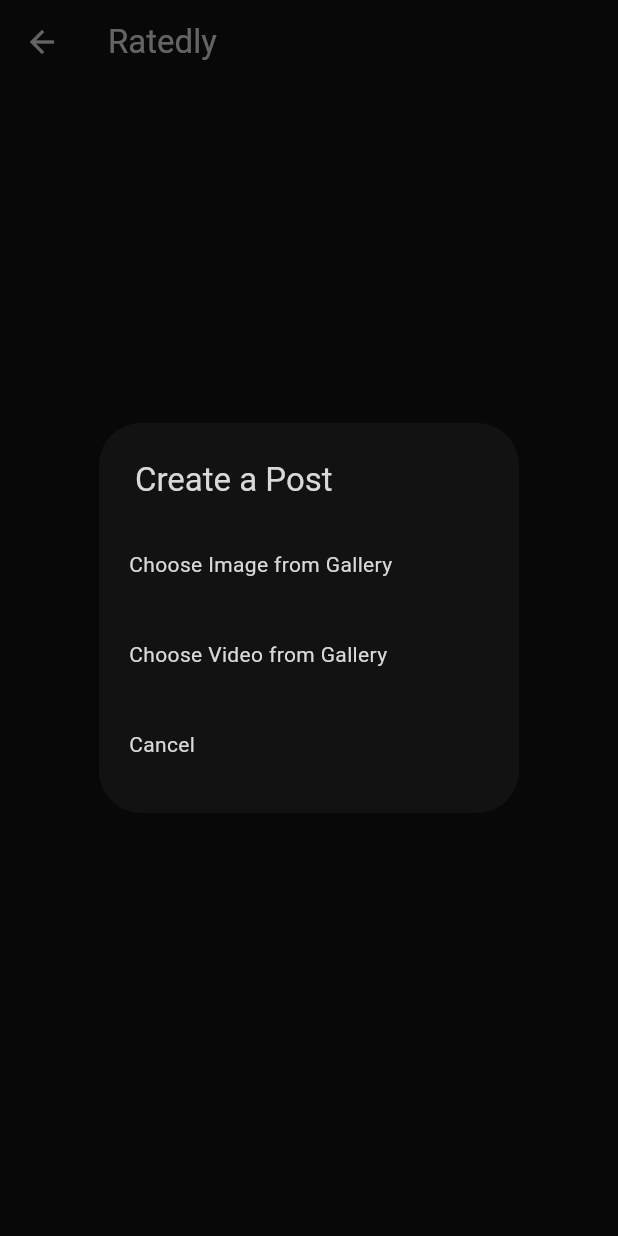
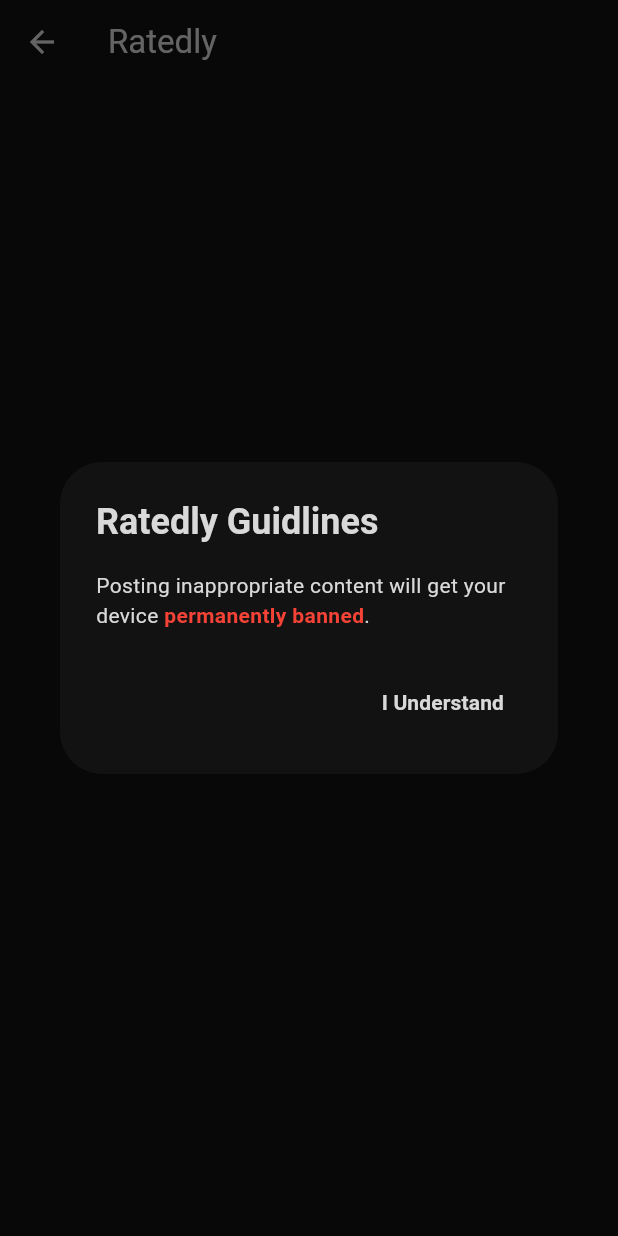
Before and after one commit to ahmadarafeehh/nneww, a Flutter app: the AddPostScreen screen opened directly, after a tap on the "upload" icon, on a phone screen of 412 x 824 dp. Run offline on Flutter 3.47's test engine with Material 3 defaults, Android fonts, the phone set to English and light mode, and no system bars; our stand-ins replace cloud_firestore, firebase_analytics, firebase_auth, firebase_core, firebase_messaging, firebase_storage and 10 more; missing offline and left inert: video_trimmer; accounts and stored records are empty.

Commit message:
Update add_post_screen.dart

```diff
--- a/lib/screens/Profile_page/add_post_screen.dart
+++ b/lib/screens/Profile_page/add_post_screen.dart
@@ -12,6 +12,7 @@ import 'package:provider/provider.dart';
 import 'package:Ratedly/models/user.dart';
 import 'package:flutter_image_compress/flutter_image_compress.dart';
 import 'package:video_trimmer/video_trimmer.dart';
+import 'package:shared_preferences/shared_preferences.dart';
 
 class AddPostScreen extends StatefulWidget {
   final VoidCallback? onPostUploaded;
@@ -30,6 +31,7 @@ class _AddPostScreenState extends State<AddPostScreen> {
   final FocusNode _captionFocusNode = FocusNode();
   final double _maxFileSize = 2.5 * 1024 * 1024;
   final double _maxVideoSize = 50 * 1024 * 1024;
+  bool _hasAgreedToWarning = false;
 
   // Video trimming variables
   final Trimmer _trimmer = Trimmer();
@@ -43,8 +45,85 @@ class _AddPostScreenState extends State<AddPostScreen> {
   void initState() {
     super.initState();
     _descriptionController.addListener(() {
-      setState(() {}); // Trigger rebuild to update character counter
+      setState(() {});
     });
+    _checkIfUserAgreed();
+  }
+
+  Future<void> _checkIfUserAgreed() async {
+    final prefs = await SharedPreferences.getInstance();
+    setState(() {
+      _hasAgreedToWarning = prefs.getBool('hasAgreedToPostingWarning') ?? false;
+    });
+  }
+
+  Future<void> _saveUserAgreement() async {
+    final prefs = await SharedPreferences.getInstance();
+    await prefs.setBool('hasAgreedToPostingWarning', true);
+    setState(() {
+      _hasAgreedToWarning = true;
+    });
+  }
+
+  Future<void> _showWarningDialog() async {
+    if (_hasAgreedToWarning) {
+      _selectMedia(context);
+      return;
+    }
+
+    return showDialog<void>(
+      context: context,
+      barrierDismissible: false,
+      builder: (BuildContext context) {
+        return AlertDialog(
+          backgroundColor: mobileBackgroundColor,
+          title: Text(
+            'Ratedly Guidlines',
+            style: TextStyle(
+              color: primaryColor,
+              fontWeight: FontWeight.bold,
+            ),
+          ),
+          content: Text.rich(
+            TextSpan(
+              children: [
+                TextSpan(
+                  text: 'Posting inappropriate content will get your device ',
+                  style: TextStyle(color: primaryColor),
+                ),
+                TextSpan(
+                  text: 'permanently banned',
+                  style: TextStyle(
+                    color: Colors.red,
+                    fontWeight: FontWeight.bold,
+                  ),
+                ),
+                TextSpan(
+                  text: '.',
+                  style: TextStyle(color: primaryColor),
+                ),
+              ],
+            ),
+          ),
+          actions: <Widget>[
+            TextButton(
+              child: Text(
+                'I Understand',
+                style: TextStyle(
+                  color: primaryColor,
+                  fontWeight: FontWeight.bold,
+                ),
+              ),
+              onPressed: () async {
+                await _saveUserAgreement();
+                Navigator.of(context).pop();
+                _selectMedia(context);
+              },
+            ),
+          ],
+        );
+      },
+    );
   }
 
   @override
@@ -169,7 +248,6 @@ class _AddPostScreenState extends State<AddPostScreen> {
       if (pickedFile != null) {
         final File videoFile = File(pickedFile.path);
 
-        // Check video size
         if (await videoFile.length() > _maxVideoSize) {
           if (context.mounted) {
             showSnackBar(context,
@@ -179,10 +257,7 @@ class _AddPostScreenState extends State<AddPostScreen> {
           return;
         }
 
-        // Store the original video file and go directly to trimming
         _videoFile = videoFile;
-
-        // Load video into trimmer
         _loadVideo();
 
         setState(() {
@@ -262,7 +337,6 @@ class _AddPostScreenState extends State<AddPostScreen> {
   }
 
   void postMedia(AppUser user) async {
-    // Check caption character limit
     if (_descriptionController.text.length > 250) {
       if (context.mounted) {
         showSnackBar(context,
@@ -271,7 +345,6 @@ class _AddPostScreenState extends State<AddPostScreen> {
       return;
     }
 
-    // Prevent multiple presses
     if (isLoading) return;
 
     if (user.uid.isEmpty) {
@@ -301,7 +374,6 @@ class _AddPostScreenState extends State<AddPostScreen> {
       final String res;
 
       if (_isVideo) {
-        // If we're in trimming mode, trim the video first
         if (_isTrimming) {
           setState(() => _progressVisibility = true);
           final String? trimmedPath = await _trimVideo();
@@ -367,7 +439,6 @@ class _AddPostScreenState extends State<AddPostScreen> {
     });
   }
 
-  // Helper method to build post button with loading state
   Widget _buildPostButton(bool isLoading, VoidCallback onPressed) {
     return IgnorePointer(
       ignoring: isLoading,
@@ -385,7 +456,6 @@ class _AddPostScreenState extends State<AddPostScreen> {
     );
   }
 
-  // Helper method to build caption input with character counter
   Widget _buildCaptionInput(AppUser user) {
     final bool isNearLimit = _descriptionController.text.length > 200;
     final bool isOverLimit = _descriptionController.text.length > 250;
@@ -421,11 +491,10 @@ class _AddPostScreenState extends State<AddPostScreen> {
                 ),
                 style: TextStyle(color: primaryColor),
                 maxLines: 3,
-                maxLength: 250, // Added 250 character limit
+                maxLength: 250,
               ),
             ),
             SizedBox(width: 8),
-            // OK Button to dismiss keyboard
             if (_captionFocusNode.hasFocus)
               TextButton(
                 onPressed: _dismissKeyboard,
@@ -439,7 +508,6 @@ class _AddPostScreenState extends State<AddPostScreen> {
               ),
           ],
         ),
-        // Show character counter only when near or over limit
         if (isNearLimit)
           Padding(
             padding: const EdgeInsets.only(left: 56.0, top: 4.0),
@@ -463,7 +531,6 @@ class _AddPostScreenState extends State<AddPostScreen> {
         leading: IconButton(
           icon: Icon(Icons.arrow_back, color: primaryColor),
           onPressed: () {
-            // Go directly back to profile when back button is pressed
             clearMedia();
             Navigator.pop(context);
           },
@@ -475,14 +542,12 @@ class _AddPostScreenState extends State<AddPostScreen> {
       ),
       body: Column(
         children: [
-          // Video Trimmer Section
           Expanded(
             child: Container(
               padding: EdgeInsets.only(bottom: 16.0),
               color: Colors.black,
               child: Column(
                 children: <Widget>[
-                  // Show progress indicator for both trimming and uploading
                   if (_progressVisibility || isLoading)
                     LinearProgressIndicator(
                       color: primaryColor,
@@ -530,8 +595,6 @@ class _AddPostScreenState extends State<AddPostScreen> {
               ),
             ),
           ),
-
-          // Caption Input Section
           Container(
             color: mobileBackgroundColor,
             padding: EdgeInsets.all(16.0),
@@ -552,12 +615,10 @@ class _AddPostScreenState extends State<AddPostScreen> {
       );
     }
 
-    // If we're trimming a video, show the trimmer interface directly
     if (_isTrimming) {
       return _buildVideoTrimmer(user);
     }
 
-    // Main screen - only for images or initial selection
     return Scaffold(
       appBar: AppBar(
         iconTheme: IconThemeData(color: primaryColor),
@@ -571,7 +632,6 @@ class _AddPostScreenState extends State<AddPostScreen> {
         ),
         title: Text('Ratedly', style: TextStyle(color: primaryColor)),
         actions: [
-          // Only show Post button for images (videos go directly to trimming)
           if (_file != null && !_isVideo)
             _buildPostButton(isLoading, () => postMedia(user)),
         ],
@@ -580,7 +640,7 @@ class _AddPostScreenState extends State<AddPostScreen> {
           ? Center(
               child: IconButton(
                 icon: Icon(Icons.upload, color: primaryColor, size: 50),
-                onPressed: () => _selectMedia(context),
+                onPressed: () => _showWarningDialog(),
               ),
             )
           : SingleChildScrollView(
@@ -591,7 +651,6 @@ class _AddPostScreenState extends State<AddPostScreen> {
                       color: primaryColor,
                       backgroundColor: primaryColor.withOpacity(0.2),
                     ),
-                  // Only show image preview (videos go directly to trimming)
                   if (!_isVideo && _file != null)
                     Container(
                       height: MediaQuery.of(context).size.height * 0.5,
```
